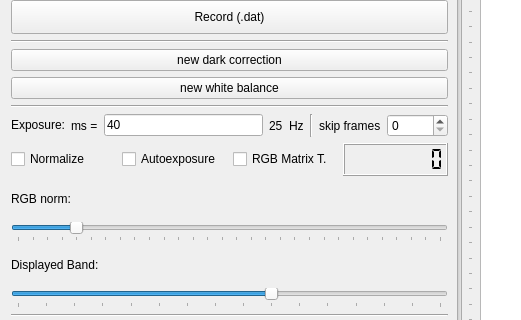
The window that mainwindow.ui (IMSY-DKFZ/xilens) describes before a commit, drawn with Qt 5; both pictures show x 0 to 521 and y 262 to 582 of the 681 by 823 pixel window.
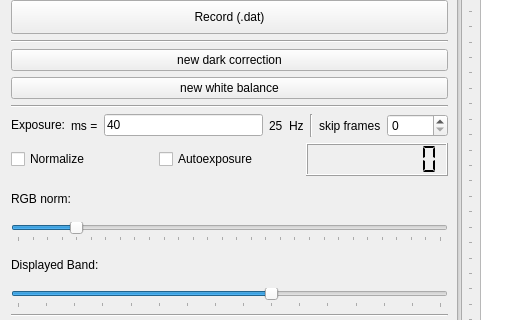
The same window after the commit. Icons and pictures are not drawn.

What changed in the file:
```diff
--- a/mainwindow.ui
+++ b/mainwindow.ui
@@ -319,16 +319,6 @@
               </property>
              </widget>
             </item>
-            <item>
-             <widget class="QCheckBox" name="rgbMatrixTransformCheckBox">
-              <property name="text">
-               <string>RGB Matrix T.</string>
-              </property>
-              <property name="checked">
-               <bool>false</bool>
-              </property>
-             </widget>
-            </item>
             <item>
              <widget class="QLCDNumber" name="lcdNumberTimer">
               <property name="smallDecimalPoint">
```
